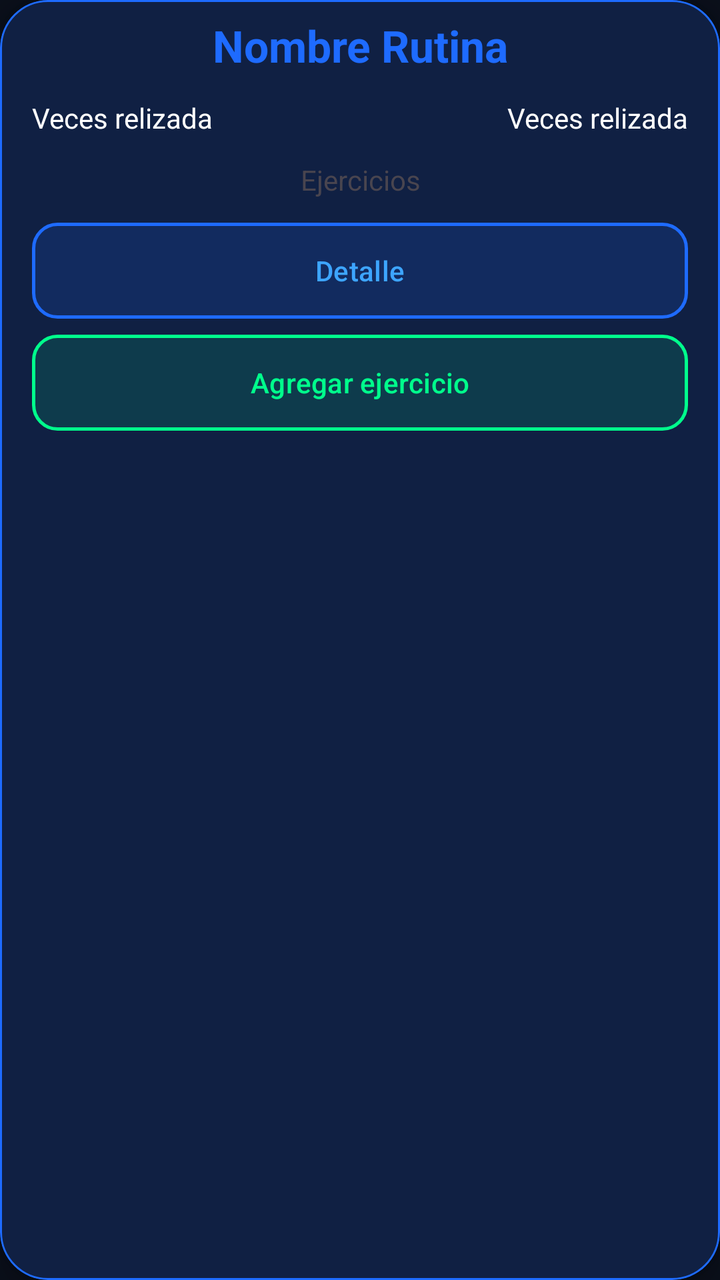
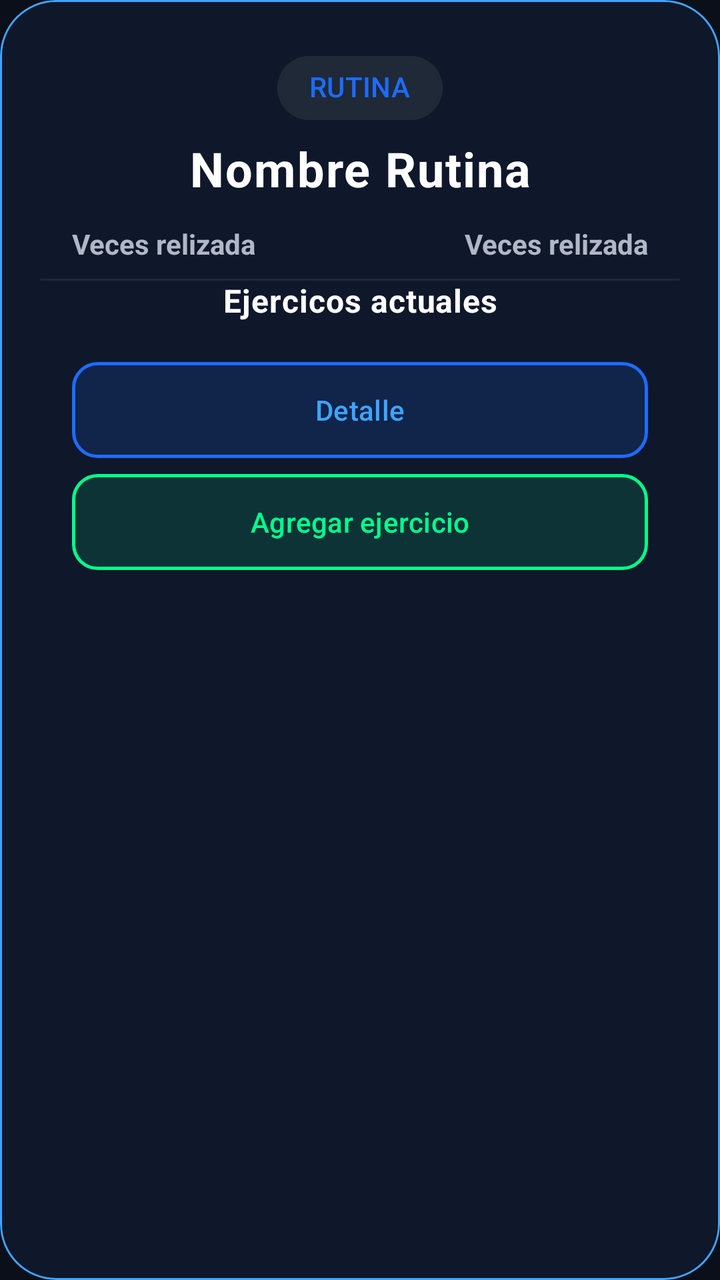

Two renders of the same Android screen: before a commit and after it. Below are the layout's source before the change and the commit's diff.
<!-- AndroidManifest.xml: application theme Theme.Marber -->
<!-- res/layout/item_rutina.xml -->
<?xml version="1.0" encoding="utf-8"?>
<com.google.android.material.card.MaterialCardView
    xmlns:android="http://schemas.android.com/apk/res/android"
    xmlns:app="http://schemas.android.com/apk/res-auto"
    xmlns:tools="http://schemas.android.com/tools"
    android:layout_width="match_parent"
    android:layout_height="wrap_content"
    android:layout_margin="8dp"
    app:cardCornerRadius="24dp"
    app:cardBackgroundColor="@color/marber_surface"
    app:cardElevation="8dp"
    app:strokeColor="@color/marber_primary"
    app:strokeWidth="1dp">

    <androidx.constraintlayout.widget.ConstraintLayout
        android:layout_width="match_parent"
        android:layout_height="wrap_content">

        <TextView
            android:id="@+id/titulo_card_rutina"
            android:layout_width="0dp"
            android:layout_height="wrap_content"
            android:layout_marginTop="8dp"
            android:gravity="center"
            android:text="@string/txt_titulo_card_rutina"
            android:textSize="22sp"
            android:textStyle="bold"
            android:textColor="@color/marber_primary"
            app:layout_constraintEnd_toEndOf="parent"
            app:layout_constraintStart_toStartOf="parent"
            app:layout_constraintTop_toTopOf="parent" />

        <TextView
            android:id="@+id/subtitulo1_card"
            android:layout_width="wrap_content"
            android:layout_height="wrap_content"
            android:layout_marginStart="16dp"
            android:layout_marginTop="12dp"
            android:text="@string/txt_subtitulo1_card_rutina"
            android:textColor="@color/marber_text_high"
            app:layout_constraintStart_toStartOf="parent"
            app:layout_constraintTop_toBottomOf="@id/titulo_card_rutina" />

        <TextView
            android:id="@+id/subtitulo2_card"
            android:layout_width="wrap_content"
            android:layout_height="wrap_content"
            android:layout_marginTop="12dp"
            android:layout_marginEnd="16dp"
            android:text="@string/txt_subtitulo1_card_rutina"
            android:textColor="@color/marber_text_high"
            app:layout_constraintEnd_toEndOf="parent"
            app:layout_constraintTop_toBottomOf="@id/titulo_card_rutina" />

        <TextView
            android:id="@+id/subtitulo_ftos_rutina"
            android:layout_width="0dp"
            android:layout_height="wrap_content"
            android:layout_marginTop="12dp"
            android:gravity="center"
            android:text="Ejercicios"
            app:layout_constraintStart_toStartOf="parent"
            app:layout_constraintEnd_toEndOf="parent"
            app:layout_constraintTop_toBottomOf="@id/subtitulo2_card" />

        <androidx.recyclerview.widget.RecyclerView
            android:id="@+id/rv_ejercicios"
            android:layout_width="0dp"
            android:layout_height="wrap_content"
            android:layout_marginTop="12dp"
            android:layout_marginBottom="12dp"
            app:layout_constraintTop_toBottomOf="@id/subtitulo_ftos_rutina"
            app:layout_constraintStart_toStartOf="parent"
            app:layout_constraintEnd_toEndOf="parent"/>

        <com.google.android.material.button.MaterialButton
            android:id="@+id/btn_detalle_rutina"
            android:layout_width="0dp"
            android:layout_marginStart="16dp"
            android:layout_marginEnd="16dp"
            android:layout_marginBottom="8dp"
            android:text="@string/txt_btn_detalle"
            android:layout_height="wrap_content"
            android:background="@drawable/btn_glass_primary"
            android:textColor="@color/marber_primary_light"
            android:elevation="12dp"
            app:backgroundTint="@null"
            app:layout_constraintTop_toBottomOf="@id/rv_ejercicios"
            app:layout_constraintStart_toStartOf="parent"
            app:layout_constraintEnd_toEndOf="parent" />

        <com.google.android.material.button.MaterialButton
            android:id="@+id/btn_agregar_ejercicio"
            style="@style/Widget.Material3.Button.OutlinedButton"
            android:layout_width="0dp"
            android:layout_height="wrap_content"
            android:layout_marginHorizontal="16dp"
            android:layout_marginTop="8dp"
            android:layout_marginBottom="8dp"
            android:background="@drawable/btn_glass_succes"
            android:elevation="12dp"
            android:text="@string/agregar_ejercicio"
            android:textColor="@color/marber_success"
            app:backgroundTint="@null"
            app:layout_constraintBottom_toBottomOf="parent"
            app:layout_constraintEnd_toEndOf="parent"
            app:layout_constraintStart_toStartOf="parent"
            app:layout_constraintTop_toBottomOf="@id/btn_detalle_rutina" />
    </androidx.constraintlayout.widget.ConstraintLayout>

</com.google.android.material.card.MaterialCardView>
<!-- resources referenced by this layout -->
<resources>
  <color name="marber_primary">#1E6BFF</color>
  <color name="marber_primary_light">#3DA5FF</color>
  <color name="marber_success">#00FF8C</color>
  <color name="marber_surface">#0F172A</color>
  <color name="marber_text_high">#FFFFFF</color>
  <!-- drawable btn_glass_primary (drawable) -->
  <?xml version="1.0" encoding="utf-8"?>
  <shape xmlns:android="http://schemas.android.com/apk/res/android">
  
      <solid android:color="#261E6BFF"/>
  
      <stroke
          android:width="1.5dp"
          android:color="@color/marber_primary"/>
  
      <corners android:radius="12dp"/>
  
  </shape>
  <!-- drawable btn_glass_succes (drawable) -->
  <?xml version="1.0" encoding="utf-8"?>
  <shape xmlns:android="http://schemas.android.com/apk/res/android">
  
      <solid android:color="#1F00FF8C"/>
  
      <stroke
          android:width="1.5dp"
          android:color="@color/marber_success"/>
  
      <corners android:radius="12dp"/>
  
  </shape>
  <string name="agregar_ejercicio">Agregar ejercicio</string>
  <string name="txt_btn_detalle">Detalle</string>
  <string name="txt_subtitulo1_card_rutina">"Veces relizada"</string>
  <string name="txt_titulo_card_rutina">Nombre Rutina</string>
  <style name="Theme.Marber" parent="Base.Theme.Marber" />
  <style name="Base.Theme.Marber" parent="Platform.Theme.Marber">
          <item name="colorPrimary">@color/marber_primary</item>
          <item name="colorOnPrimary">@color/marber_primary_light</item>
          <item name="colorSurface">@color/marber_surface</item>
          <item name="colorOnSurface">@color/marber_text_high</item>
          <item name="colorOnSurfaceVariant">@color/marber_text_medium</item>
          <item name="colorOutline">@color/marber_surface_alt</item>
          <item name="colorOnBackground">@color/marber_text_high</item>
          <item name="android:colorBackground">@color/marber_background</item>
          <item name="android:windowBackground">@color/marber_background</item>
          <item name="colorError">@color/marber_error</item>
          <item name="colorOnError">@color/marber_error</item>
          <item name="android:textColorPrimary">@color/marber_text_high</item>
          <item name="android:textColorSecondary">@color/marber_text_medium</item>
          <item name="android:statusBarColor">@color/marber_background</item>
          <item name="android:navigationBarColor">@color/marber_background</item>
          <item name="android:windowLightStatusBar">false</item>
      </style>
  <style name="Platform.Theme.Marber" parent="Theme.Material3.DayNight.NoActionBar" />
  <color name="marber_text_medium">#B0B8C5</color>
  <color name="marber_surface_alt">#1F2937</color>
  <color name="marber_background">#0A0F1A</color>
  <color name="marber_error">#FF6B6B</color>
</resources>

<!-- the commit's change to res/layout/item_rutina.xml (unified diff, before → after) -->
@@ -5,30 +5,45 @@
     xmlns:tools="http://schemas.android.com/tools"
     android:layout_width="match_parent"
     android:layout_height="wrap_content"
-    android:layout_margin="8dp"
-    app:cardCornerRadius="24dp"
+    android:layout_marginHorizontal="12dp"
+    android:layout_marginVertical="8dp"
+    app:cardCornerRadius="28dp"
+    app:cardElevation="0dp"
     app:cardBackgroundColor="@color/marber_surface"
-    app:cardElevation="8dp"
-    app:strokeColor="@color/marber_primary"
+    app:strokeColor="@color/marber_border_highlight"
     app:strokeWidth="1dp">
 
     <androidx.constraintlayout.widget.ConstraintLayout
         android:layout_width="match_parent"
-        android:layout_height="wrap_content">
+        android:layout_height="wrap_content"
+        android:padding="20dp">
+
+        <com.google.android.material.chip.Chip
+            android:id="@+id/chip_rutina"
+            android:layout_width="wrap_content"
+            android:layout_height="wrap_content"
+            android:text="@string/txt_rutina"
+            android:textColor="@color/marber_primary"
+            android:textStyle="bold"
+            app:chipBackgroundColor="@color/marber_surface_alt"
+            app:chipCornerRadius="24dp"
+            app:layout_constraintEnd_toEndOf="parent"
+            app:layout_constraintStart_toStartOf="parent"
+            app:layout_constraintTop_toTopOf="parent" />
 
         <TextView
             android:id="@+id/titulo_card_rutina"
             android:layout_width="0dp"
             android:layout_height="wrap_content"
-            android:layout_marginTop="8dp"
             android:gravity="center"
+            android:letterSpacing="0.03"
             android:text="@string/txt_titulo_card_rutina"
-            android:textSize="22sp"
+            android:textColor="@color/marber_text_high"
+            android:textSize="24sp"
             android:textStyle="bold"
-            android:textColor="@color/marber_primary"
             app:layout_constraintEnd_toEndOf="parent"
             app:layout_constraintStart_toStartOf="parent"
-            app:layout_constraintTop_toTopOf="parent" />
+            app:layout_constraintTop_toBottomOf="@+id/chip_rutina" />
 
         <TextView
             android:id="@+id/subtitulo1_card"
@@ -37,7 +52,9 @@
             android:layout_marginStart="16dp"
             android:layout_marginTop="12dp"
             android:text="@string/txt_subtitulo1_card_rutina"
-            android:textColor="@color/marber_text_high"
+            android:textColor="@color/marber_text_medium"
+            android:textStyle="bold"
+            android:textSize="14sp"
             app:layout_constraintStart_toStartOf="parent"
             app:layout_constraintTop_toBottomOf="@id/titulo_card_rutina" />
 
@@ -48,17 +65,34 @@
             android:layout_marginTop="12dp"
             android:layout_marginEnd="16dp"
             android:text="@string/txt_subtitulo1_card_rutina"
-            android:textColor="@color/marber_text_high"
+            android:textColor="@color/marber_text_medium"
+            android:textStyle="bold"
+            android:textSize="14sp"
             app:layout_constraintEnd_toEndOf="parent"
             app:layout_constraintTop_toBottomOf="@id/titulo_card_rutina" />
+
+        <View
+            android:id="@+id/divider"
+            android:layout_width="0dp"
+            android:layout_height="1dp"
+            android:layout_marginTop="8dp"
+            android:background="@color/marber_surface_alt"
+            app:layout_constraintEnd_toEndOf="parent"
+            app:layout_constraintHorizontal_bias="0.0"
+            app:layout_constraintStart_toStartOf="parent"
+            app:layout_constraintTop_toBottomOf="@id/subtitulo2_card" />
 
         <TextView
             android:id="@+id/subtitulo_ftos_rutina"
             android:layout_width="0dp"
             android:layout_height="wrap_content"
-            android:layout_marginTop="12dp"
+            android:layout_marginTop="@dimen/space_small"
             android:gravity="center"
-            android:text="Ejercicios"
+            android:text="@string/txt_subtitulo_ftos_rutina"
+            android:textColor="@color/marber_text_high"
+            android:textStyle="bold"
+            android:textSize="16sp"
+            android:letterSpacing="0.02"
             app:layout_constraintStart_toStartOf="parent"
             app:layout_constraintEnd_toEndOf="parent"
             app:layout_constraintTop_toBottomOf="@id/subtitulo2_card" />
@@ -69,6 +103,8 @@
             android:layout_height="wrap_content"
             android:layout_marginTop="12dp"
             android:layout_marginBottom="12dp"
+            android:paddingHorizontal="4dp"
+            android:paddingBottom="8dp"
             app:layout_constraintTop_toBottomOf="@id/subtitulo_ftos_rutina"
             app:layout_constraintStart_toStartOf="parent"
             app:layout_constraintEnd_toEndOf="parent"/>
<!-- resource entries referenced after the edit -->
@@ -1,5 +1,6 @@
 <!-- resources referenced by this layout -->
 <resources>
+  <color name="marber_border_highlight">#3DA5FF</color>
   <color name="marber_primary">#1E6BFF</color>
   <color name="marber_primary_light">#3DA5FF</color>
   <color name="marber_success">#00FF8C</color>
@@ -33,7 +34,9 @@
   </shape>
   <string name="agregar_ejercicio">Agregar ejercicio</string>
   <string name="txt_btn_detalle">Detalle</string>
+  <string name="txt_rutina">"RUTINA"</string>
   <string name="txt_subtitulo1_card_rutina">"Veces relizada"</string>
+  <string name="txt_subtitulo_ftos_rutina">Ejercicos actuales</string>
   <string name="txt_titulo_card_rutina">Nombre Rutina</string>
   <style name="Theme.Marber" parent="Base.Theme.Marber" />
   <style name="Base.Theme.Marber" parent="Platform.Theme.Marber">
@@ -56,6 +59,7 @@
       </style>
   <style name="Platform.Theme.Marber" parent="Theme.Material3.DayNight.NoActionBar" />
   <color name="marber_text_medium">#B0B8C5</color>
+  <dimen name="space_small">8dp</dimen>
   <color name="marber_surface_alt">#1F2937</color>
   <color name="marber_background">#0A0F1A</color>
   <color name="marber_error">#FF6B6B</color>
